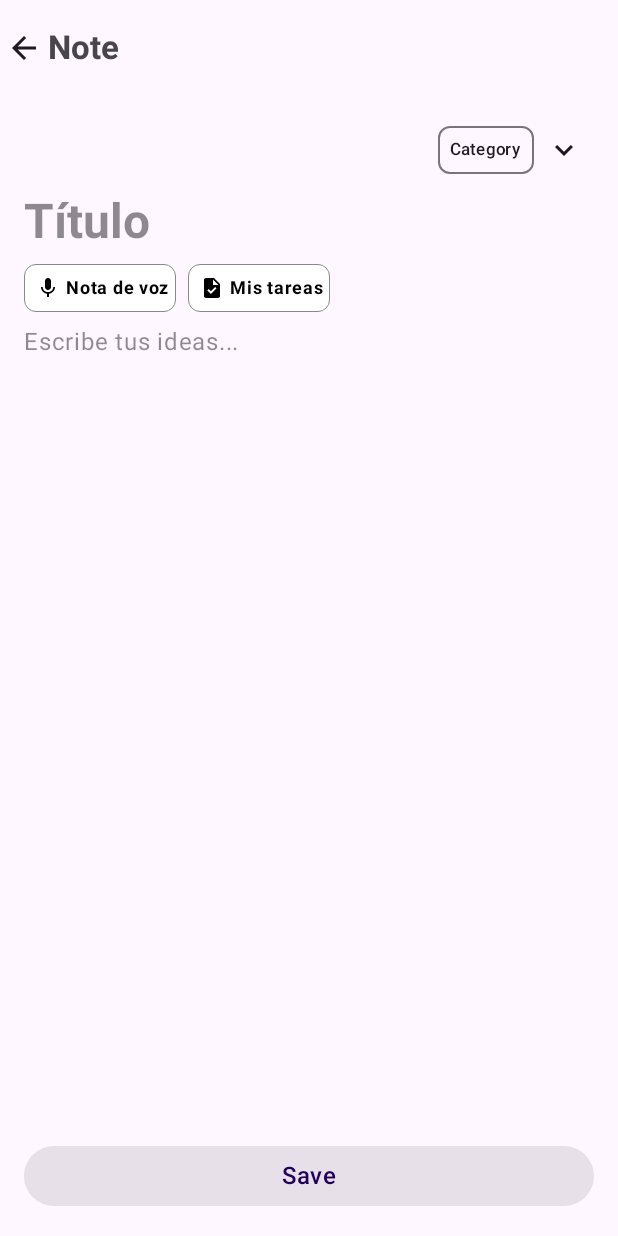
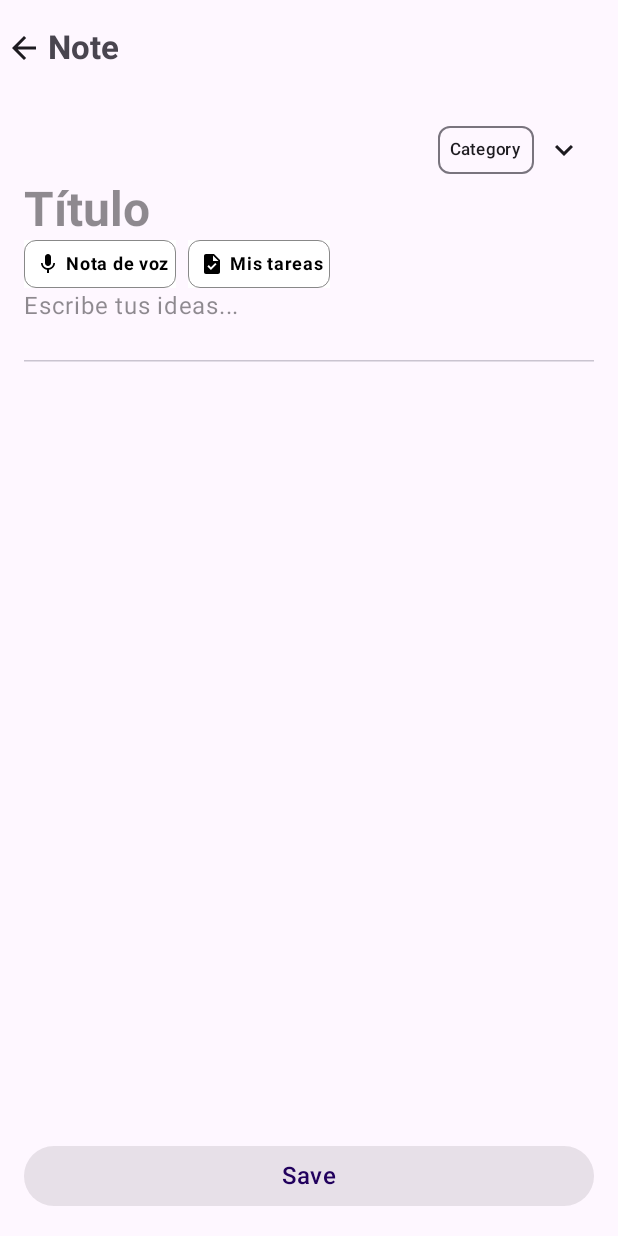
Before and after one commit to gonzalo-droid/RandomChallenge, an Android app built with Jetpack Compose: the composable NoteCreateScreen shown on its own in the app's theme, after a tap on "Nota de voz", on a phone screen of 412 x 824 dp. Run offline under Robolectric (Android 15) with nearby library versions, the phone set to English and light mode, and no system bars.

```diff
--- a/app/src/main/java/com/gondroid/noteai/presentation/screens/noteCreate/ActionNoteCreate.kt
+++ b/app/src/main/java/com/gondroid/noteai/presentation/screens/noteCreate/ActionNoteCreate.kt
@@ -5,8 +5,9 @@ import com.gondroid.noteai.domain.Category
 sealed interface ActionNoteCreate {
     data object SaveNote : ActionNoteCreate
     data object Back : ActionNoteCreate
+    data object AddVoiceRecorder : ActionNoteCreate
     data class ChangeNoteCategory(val category: Category?) : ActionNoteCreate
-    data object VoiceRecorder : ActionNoteCreate
     data object MyTask : ActionNoteCreate
-    data object SaveVoiceRecorder : ActionNoteCreate
+    data class SaveVoiceRecorder(val recordId: String, val transcription: String) : ActionNoteCreate
+
 }
--- a/app/src/main/java/com/gondroid/noteai/presentation/screens/noteCreate/NoteCreateScreen.kt
+++ b/app/src/main/java/com/gondroid/noteai/presentation/screens/noteCreate/NoteCreateScreen.kt
@@ -2,6 +2,7 @@ package com.gondroid.noteai.presentation.screens.noteCreate
 
 import android.Manifest
 import android.content.res.Configuration.UI_MODE_NIGHT_YES
+import android.net.Uri
 import android.util.Log
 import android.widget.Toast
 import androidx.activity.compose.rememberLauncherForActivityResult
@@ -22,6 +23,8 @@ import androidx.compose.foundation.layout.padding
 import androidx.compose.foundation.layout.size
 import androidx.compose.foundation.layout.wrapContentHeight
 import androidx.compose.foundation.layout.wrapContentSize
+import androidx.compose.foundation.lazy.LazyColumn
+import androidx.compose.foundation.lazy.items
 import androidx.compose.foundation.shape.RoundedCornerShape
 import androidx.compose.foundation.text.BasicTextField
 import androidx.compose.foundation.text.input.TextFieldLineLimits
@@ -33,6 +36,7 @@ import androidx.compose.material.icons.filled.Task
 import androidx.compose.material3.Button
 import androidx.compose.material3.DropdownMenu
 import androidx.compose.material3.ExperimentalMaterial3Api
+import androidx.compose.material3.HorizontalDivider
 import androidx.compose.material3.Icon
 import androidx.compose.material3.MaterialTheme
 import androidx.compose.material3.Scaffold
@@ -58,10 +62,12 @@ import androidx.compose.ui.tooling.preview.Preview
 import androidx.compose.ui.tooling.preview.PreviewParameter
 import androidx.compose.ui.unit.dp
 import androidx.compose.ui.unit.sp
-import androidx.lifecycle.compose.collectAsStateWithLifecycle
 import com.gondroid.noteai.R
 import com.gondroid.noteai.domain.Category
+import com.gondroid.noteai.presentation.screens.components.AudioPlayerItemRoot
 import com.gondroid.noteai.presentation.screens.noteCreate.providers.NoteCreateScreenStatePreviewProvider
+import com.gondroid.noteai.presentation.screens.voiceRecorder.WhisperTranscriber
+import com.gondroid.noteai.presentation.util.DateUtil
 import com.gondroid.noteai.ui.theme.NoteAppTheme
 
 @Composable
@@ -75,6 +81,10 @@ fun NoteCreateScreenRoot(
     val event = viewModel.event
     val context = LocalContext.current
     var hasPermission by remember { mutableStateOf(false) }
+
+    val whisperTranscriber = remember { WhisperTranscriber() }
+
+
     // Solicita el permiso antes de grabar
     RequestAudioPermission { granted ->
         hasPermission = granted
@@ -113,13 +123,14 @@ fun NoteCreateScreenRoot(
 
     NoteCreateScreen(
         state = state,
+        whisperTranscriber = whisperTranscriber,
         onAction = { action ->
             when (action) {
                 is ActionNoteCreate.Back -> {
                     navigateBack()
                 }
 
-                is ActionNoteCreate.VoiceRecorder -> {
+                is ActionNoteCreate.AddVoiceRecorder -> {
                     navigateToVoiceRecorder()
                 }
 
@@ -139,14 +150,12 @@ fun NoteCreateScreenRoot(
 @OptIn(ExperimentalMaterial3Api::class, ExperimentalLayoutApi::class)
 @Composable
 fun NoteCreateScreen(
+    whisperTranscriber: WhisperTranscriber,
     modifier: Modifier = Modifier,
     state: NoteCreateScreenState,
     onAction: (ActionNoteCreate) -> Unit
 ) {
 
-    var isDescriptionFocus by remember {
-        mutableStateOf(false)
-    }
     var isExpanded by remember {
         mutableStateOf(false)
     }
@@ -177,18 +186,22 @@ fun NoteCreateScreen(
         }
     ) { paddingValues ->
 
-        Column(
-            verticalArrangement = Arrangement.spacedBy(8.dp),
+        Box(
             modifier = Modifier
-                .fillMaxSize()
                 .padding(paddingValues)
                 .padding(16.dp)
         ) {
 
+            LazyColumn(
+                modifier = Modifier
+                    .padding(bottom = 100.dp)
+                    .fillMaxSize(),
+                verticalArrangement = Arrangement.spacedBy(8.dp),
+            ) {
+                item {
                     Row(
                         verticalAlignment = Alignment.CenterVertically
                     ) {
-
                         Spacer(
                             modifier = Modifier.weight(1f)
                         )
@@ -201,7 +214,8 @@ fun NoteCreateScreen(
                         ) {
 
                             Text(
-                        text = state.category?.toString() ?: stringResource(R.string.category),
+                                text = state.category?.toString()
+                                    ?: stringResource(R.string.category),
                                 style = MaterialTheme.typography.labelSmall.copy(
                                     color = MaterialTheme.colorScheme.onSurface
                                 ),
@@ -292,7 +306,6 @@ fun NoteCreateScreen(
                             }
                         }
                     )
-
                     FlowRow(
                         modifier = Modifier.fillMaxWidth(),
                         horizontalArrangement = Arrangement.spacedBy(8.dp)
@@ -301,7 +314,7 @@ fun NoteCreateScreen(
                             modifier,
                             onAction = {
                                 onAction(
-                            ActionNoteCreate.VoiceRecorder
+                                    ActionNoteCreate.AddVoiceRecorder
                                 )
                             },
                             name = "Nota de voz",
@@ -320,6 +333,89 @@ fun NoteCreateScreen(
                     }
 
 
+                    FieldContent(
+                        state = state, modifier = Modifier
+                            .fillMaxWidth()
+                            .wrapContentHeight()
+                    )
+
+                    HorizontalDivider()
+                }
+
+                items(
+                    items = state.voiceRecordings,
+                    key = { record -> record.id }
+                ) { record ->
+                    AudioPlayerItemRoot(
+                        modifier = Modifier.fillMaxWidth(),
+                        audioName = record.name ?: "",
+                        date = DateUtil.formatDateTime(record.date),
+                        audioUri = Uri.parse(record.path),
+                        transcription = record.transcription, // Ahora mostramos la transcripción
+                        onTranscribe = {
+                            whisperTranscriber.transcribeAudio(record.path) { text ->
+                                onAction(
+                                    ActionNoteCreate.SaveVoiceRecorder(
+                                        record.id, text ?: ""
+                                    )
+                                )
+                            }
+                        }
+                    )
+                }
+            }
+
+            ButtonSection(
+                modifier = Modifier
+                    .fillMaxWidth()
+                    .align(Alignment.BottomCenter),
+                state = state,
+                onAction = {
+                    onAction(
+                        ActionNoteCreate.SaveNote
+                    )
+                }
+            )
+        }
+    }
+}
+
+@Composable
+fun ButtonSection(
+    modifier: Modifier,
+    state: NoteCreateScreenState,
+    onAction: () -> Unit
+) {
+    Box(
+        modifier = modifier
+            .background(color = MaterialTheme.colorScheme.background)
+            .padding(top = 8.dp)
+    ) {
+        Button(
+            enabled = state.canSaveNote,
+            onClick = {
+                onAction()
+            },
+            modifier = Modifier.fillMaxWidth()
+        ) {
+            Text(
+                text = stringResource(R.string.save),
+                style = MaterialTheme.typography.titleMedium,
+                color = if (state.canSaveNote)
+                    MaterialTheme.colorScheme.onPrimary
+                else
+                    MaterialTheme.colorScheme.onPrimaryContainer
+            )
+        }
+    }
+}
+
+@Composable
+fun FieldContent(state: NoteCreateScreenState, modifier: Modifier) {
+    var isDescriptionFocus by remember {
+        mutableStateOf(false)
+    }
+
     BasicTextField(
         state = state.content,
         cursorBrush = SolidColor(MaterialTheme.colorScheme.secondary),
@@ -333,9 +429,7 @@ fun NoteCreateScreen(
             )
         else
             TextFieldLineLimits.Default,
-                modifier = Modifier
-                    .fillMaxWidth()
-                    .wrapContentHeight()
+        modifier = modifier
             .onFocusChanged {
                 isDescriptionFocus = it.isFocused
             },
@@ -351,34 +445,11 @@ fun NoteCreateScreen(
             }
         },
     )
-
-            Spacer(
-                modifier = Modifier.weight(1f)
-            )
-
-
-            Button(
-                enabled = state.canSaveNote,
-                onClick = {
-                    onAction(
-                        ActionNoteCreate.SaveNote
-                    )
-                },
-                modifier = Modifier
-                    .fillMaxWidth()
-            ) {
-                Text(
-                    text = stringResource(R.string.save),
-                    style = MaterialTheme.typography.titleMedium,
-                    color = if (state.canSaveNote)
-                        MaterialTheme.colorScheme.onPrimary
-                    else
-                        MaterialTheme.colorScheme.onPrimaryContainer
-                )
-            }
 }
 
-    }
+@Composable
+fun FieldTitle(state: NoteCreateScreenState) {
+
 }
 
 
@@ -393,7 +464,7 @@ fun ItemSheep(
             .border(0.dp, Color.Gray, RoundedCornerShape(8.dp))
             .background(Color.White)
             .clickable {
-                onAction(ActionNoteCreate.VoiceRecorder)
+                onAction(ActionNoteCreate.AddVoiceRecorder)
             }
             .padding(4.dp),
         verticalAlignment = Alignment.CenterVertically,
@@ -443,7 +514,8 @@ fun NoteScreenLightPreview(
     NoteAppTheme {
         NoteCreateScreen(
             state = state,
-            onAction = {}
+            onAction = {},
+            whisperTranscriber = WhisperTranscriber()
         )
     }
 }
@@ -458,7 +530,8 @@ fun NoteScreenDarkPreview(
     NoteAppTheme {
         NoteCreateScreen(
             state = state,
-            onAction = {}
+            onAction = {},
+            whisperTranscriber = WhisperTranscriber()
         )
     }
 }
--- a/app/src/main/java/com/gondroid/noteai/presentation/screens/noteCreate/NoteCreateScreenState.kt
+++ b/app/src/main/java/com/gondroid/noteai/presentation/screens/noteCreate/NoteCreateScreenState.kt
@@ -1,10 +1,12 @@
 package com.gondroid.noteai.presentation.screens.noteCreate
 
 import androidx.compose.foundation.text.input.TextFieldState
+import com.gondroid.noteai.domain.VoiceRecorder
 
 data class NoteCreateScreenState(
     val title: TextFieldState = TextFieldState(),
     val content: TextFieldState = TextFieldState(),
     val category: String? = null,
-    val canSaveNote: Boolean = false
+    val canSaveNote: Boolean = false,
+    val voiceRecordings: List<VoiceRecorder> = emptyList()
 )
--- a/app/src/main/java/com/gondroid/noteai/presentation/screens/voiceRecorder/WhisperTranscriber.kt
+++ b/app/src/main/java/com/gondroid/noteai/presentation/screens/voiceRecorder/WhisperTranscriber.kt
@@ -20,7 +20,6 @@ class WhisperTranscriber() {
             .addFormDataPart("file", file.name, file.asRequestBody("audio/mpeg".toMediaTypeOrNull()))
             .addFormDataPart("model", "whisper-1")
             .build()
-        Log.d("WhisperTranscriber", requestBody.toString())
 
         val request = Request.Builder()
             .url("https://api.openai.com/v1/audio/transcriptions")
--- a/gradle/libs.versions.toml
+++ b/gradle/libs.versions.toml
@@ -18,6 +18,7 @@ moshi = "1.15.1"
 retrofit = "2.10.0"
 okkhttp = "4.12.0"
 foundationAndroid = "1.7.2"
+foundationLayoutAndroid = "1.7.2"
 
 [libraries]
 androidx-core-ktx = { group = "androidx.core", name = "core-ktx", version.ref = "coreKtx" }
@@ -70,6 +71,7 @@ retrofit-moshi = { group = "com.squareup.retrofit2", name = "converter-moshi", v
 okhttp = { group = "com.squareup.okhttp3", name = "okhttp", version.ref = "okkhttp" }
 okhttp-logging = { group = "com.squareup.okhttp3", name = "logging-interceptor", version.ref = "okkhttp" }
 androidx-foundation-android = { group = "androidx.compose.foundation", name = "foundation-android", version.ref = "foundationAndroid" }
+androidx-foundation-layout-android = { group = "androidx.compose.foundation", name = "foundation-layout-android", version.ref = "foundationLayoutAndroid" }
 
 [plugins]
 android-application = { id = "com.android.application", version.ref = "agp" }
```
Also changed, not shown: app/src/main/java/com/gondroid/noteai/presentation/screens/components/AudioPlayerItem.kt (added, +205 -0 lines), app/src/main/java/com/gondroid/noteai/presentation/screens/noteCreate/NoteCreateViewModel.kt (+16 -25 lines), app/src/main/java/com/gondroid/noteai/presentation/util/DateUtil.kt (added, +26 -0 lines). Lines whose indentation alone changed are shown as unchanged.
